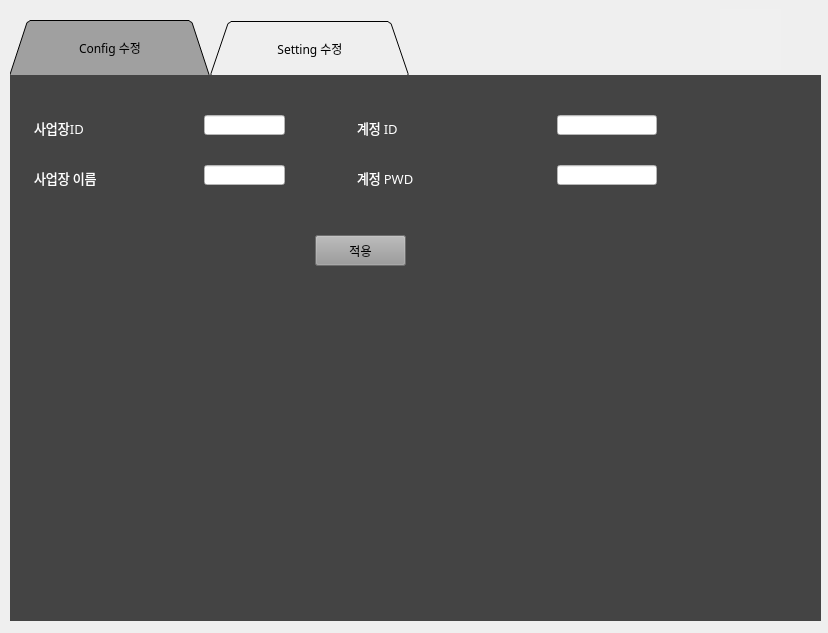
Old version of the form ui/setting.ui in the repository gigeon/car_detection.
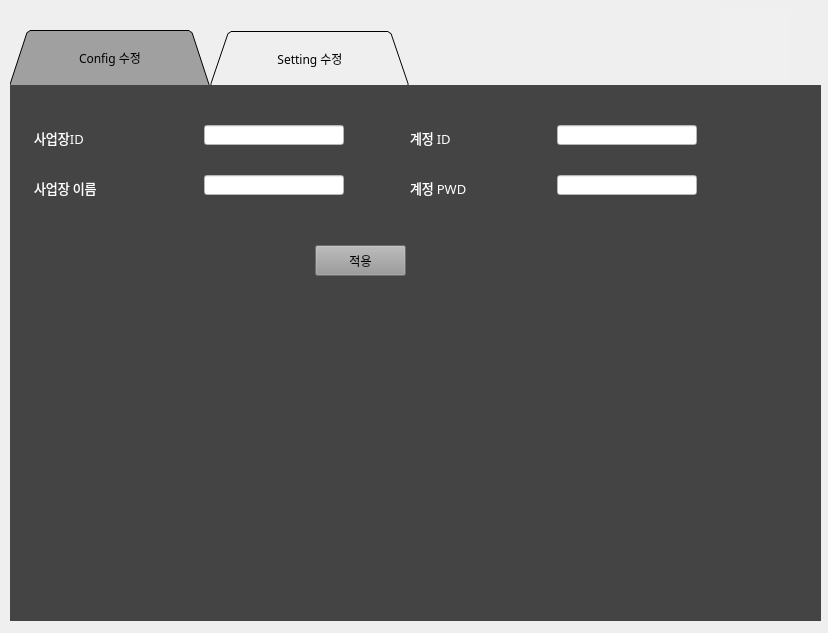
New version of the form.

Commit message: setting ui 생성

What changed in the file:
```diff
--- a/ui/setting.ui
+++ b/ui/setting.ui
@@ -29,9 +29,9 @@
    <property name="geometry">
     <rect>
      <x>10</x>
-     <y>20</y>
+     <y>30</y>
      <width>811</width>
-     <height>601</height>
+     <height>591</height>
     </rect>
    </property>
    <property name="minimumSize">
@@ -97,7 +97,7 @@
       <rect>
        <x>24</x>
        <y>90</y>
-       <width>71</width>
+       <width>131</width>
        <height>25</height>
       </rect>
      </property>
@@ -109,7 +109,7 @@
      </property>
      <property name="maximumSize">
       <size>
-       <width>71</width>
+       <width>131</width>
        <height>25</height>
       </size>
      </property>
@@ -131,13 +131,13 @@
       <rect>
        <x>194</x>
        <y>40</y>
-       <width>81</width>
+       <width>140</width>
        <height>20</height>
       </rect>
      </property>
      <property name="maximumSize">
       <size>
-       <width>81</width>
+       <width>140</width>
        <height>20</height>
       </size>
      </property>
@@ -155,13 +155,13 @@
       <rect>
        <x>194</x>
        <y>90</y>
-       <width>81</width>
+       <width>140</width>
        <height>20</height>
       </rect>
      </property>
      <property name="maximumSize">
       <size>
-       <width>81</width>
+       <width>140</width>
        <height>20</height>
       </size>
      </property>
@@ -179,7 +179,7 @@
       <rect>
        <x>24</x>
        <y>40</y>
-       <width>71</width>
+       <width>131</width>
        <height>25</height>
       </rect>
      </property>
@@ -189,6 +189,12 @@
        <verstretch>0</verstretch>
       </sizepolicy>
      </property>
+     <property name="maximumSize">
+      <size>
+       <width>131</width>
+       <height>25</height>
+      </size>
+     </property>
      <property name="font">
       <font>
        <family>나눔스퀘어</family>
@@ -228,7 +234,7 @@
       <rect>
        <x>547</x>
        <y>90</y>
-       <width>100</width>
+       <width>140</width>
        <height>20</height>
       </rect>
      </property>
@@ -244,7 +250,7 @@
     <widget class="QLabel" name="user_pwd_lbl">
      <property name="geometry">
       <rect>
-       <x>347</x>
+       <x>400</x>
        <y>90</y>
        <width>100</width>
        <height>25</height>
@@ -272,7 +278,7 @@
     <widget class="QLabel" name="user_id_lbl">
      <property name="geometry">
       <rect>
-       <x>347</x>
+       <x>400</x>
        <y>40</y>
        <width>114</width>
        <height>25</height>
@@ -308,7 +314,7 @@
       <rect>
        <x>547</x>
        <y>40</y>
-       <width>100</width>
+       <width>140</width>
        <height>20</height>
       </rect>
      </property>
@@ -466,9 +472,9 @@
    <property name="geometry">
     <rect>
      <x>720</x>
-     <y>9</y>
-     <width>61</width>
-     <height>61</height>
+     <y>10</y>
+     <width>70</width>
+     <height>70</height>
     </rect>
    </property>
    <property name="styleSheet">
```
Left out of the diff: 12 changed lines with no effect on the pictures. The commit also changes 6 other files.
